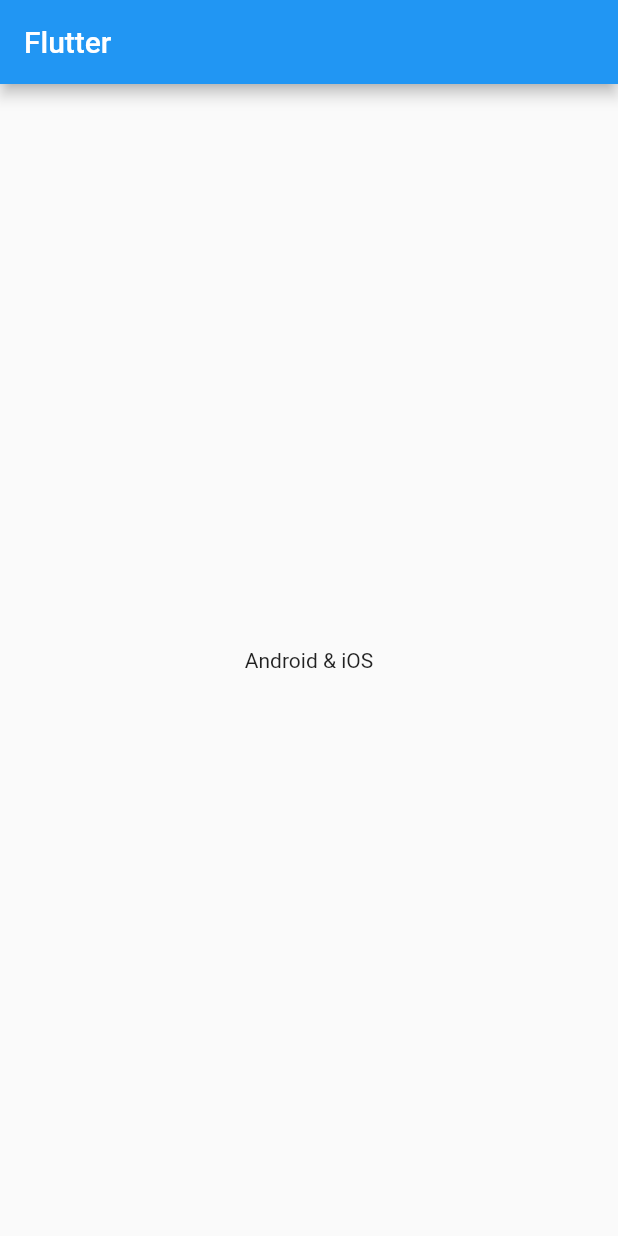
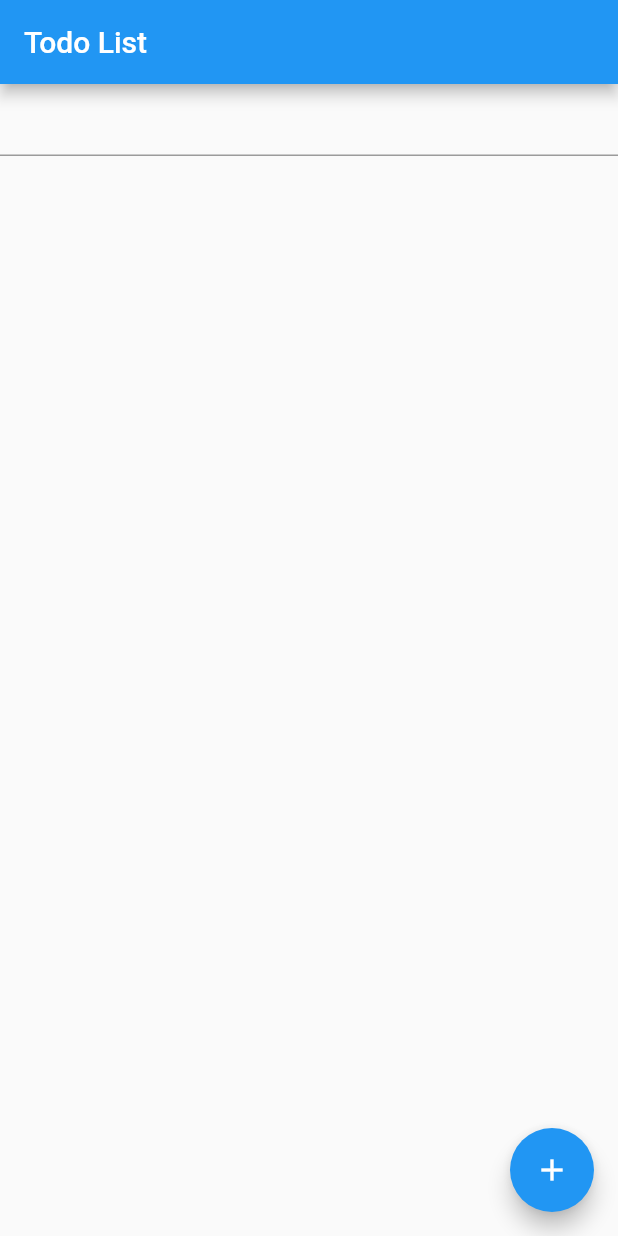
Before and after one commit to MToheed/automated_testing, a Flutter app: the screen it shows after launch, on a phone screen of 412 x 824 dp. Run offline on Flutter 3.47's test engine with Material 2 defaults, Android fonts, the phone set to English and light mode, and no system bars.

Commit message:
Commit 1

```diff
--- a/lib/main.dart
+++ b/lib/main.dart
@@ -1,8 +1,12 @@
 import 'package:flutter/material.dart';
 import 'package:unit_testing/unit_testing/album_view.dart';
+import 'package:unit_testing/widget_testing/handle_scrolling_view.dart';
 import 'package:unit_testing/widget_testing/title_message_view.dart';
+import 'package:unit_testing/widget_testing/todo_list_view.dart';
 
-void main() => runApp(const MyApp());
+// void main() => runApp(const MyApp());
+
+void main() => runApp(const TodoListView());
 
 class MyApp extends StatelessWidget {
   const MyApp({Key? key}) : super(key: key);
@@ -15,8 +19,11 @@ class MyApp extends StatelessWidget {
         primarySwatch: Colors.blue,
       ),
       // home: const AlbumView(),
+      // home: const TitleMessageView(title: "Flutter", message: "Android & iOS"),
 
-      home: const TitleMessageView(title: "Flutter", message: "Android & iOS"),
+      home: HandleScrollingView(
+        items: List.generate(1000, (index) => "Item $index"),
+      ),
     );
   }
 }
--- /dev/null
+++ b/lib/widget_testing/handle_scrolling_view.dart
@@ -0,0 +1,23 @@
+import 'package:flutter/material.dart';
+
+class HandleScrollingView extends StatelessWidget {
+  const HandleScrollingView({Key? key, required this.items}) : super(key: key);
+
+  final List<String> items;
+
+  @override
+  Widget build(BuildContext context) {
+    return MaterialApp(
+      home: Scaffold(
+        appBar: AppBar(title: const Text("String List")),
+        body: ListView.builder(
+          key: const Key('long_list'),
+          itemCount: items.length,
+          itemBuilder: (context, index) {
+            return Text("Item_$index", key: Key("Item_$index"));
+          },
+        ),
+      ),
+    );
+  }
+}
--- a/lib/widget_testing/title_message_view.dart
+++ b/lib/widget_testing/title_message_view.dart
@@ -9,9 +9,11 @@ class TitleMessageView extends StatelessWidget {
 
   @override
   Widget build(BuildContext context) {
-    return Scaffold(
-      appBar: AppBar(title: Text(title)),
-      body: Center(child: Text(message)),
+    return MaterialApp(
+      home: Scaffold(
+        appBar: AppBar(title: Text(title)),
+        body: Center(child: Text(message)),
+      ),
     );
   }
 }
--- /dev/null
+++ b/lib/widget_testing/todo_list_view.dart
@@ -0,0 +1,57 @@
+import 'package:flutter/material.dart';
+
+class TodoListView extends StatefulWidget {
+  const TodoListView({super.key});
+
+  @override
+  State<TodoListView> createState() => _TodoListViewState();
+}
+
+class _TodoListViewState extends State<TodoListView> {
+  static const _appTitle = 'Todo List';
+  final todos = <String>[];
+  final controller = TextEditingController();
+
+  @override
+  Widget build(BuildContext context) {
+    return MaterialApp(
+      title: _appTitle,
+      home: Scaffold(
+        appBar: AppBar(
+          title: const Text(_appTitle),
+        ),
+        body: Column(
+          children: [
+            TextField(
+              controller: controller,
+            ),
+            Expanded(
+              child: ListView.builder(
+                itemCount: todos.length,
+                itemBuilder: (context, index) {
+                  final todo = todos[index];
+
+                  return Dismissible(
+                    key: Key('$todo$index'),
+                    onDismissed: (direction) => todos.removeAt(index),
+                    background: Container(color: Colors.red),
+                    child: ListTile(title: Text(todo)),
+                  );
+                },
+              ),
+            ),
+          ],
+        ),
+        floatingActionButton: FloatingActionButton(
+          onPressed: () {
+            setState(() {
+              todos.add(controller.text);
+              controller.clear();
+            });
+          },
+          child: const Icon(Icons.add),
+        ),
+      ),
+    );
+  }
+}
```
Also changed, not shown: 6 other files.
